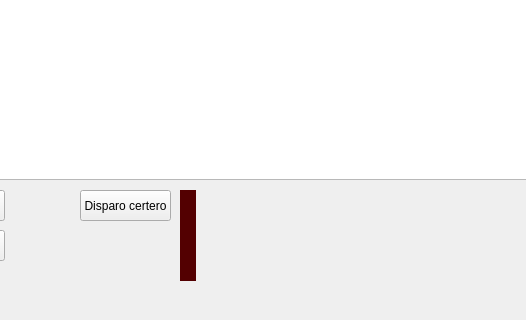
Before: the Qt Designer form solucionParcial/mainwindow.ui in Julian-guillermo-zapata-rugeles/parcial-3, drawn with Qt 5; both pictures show x 290 to 816 and y 380 to 700 of the 1300 by 700 pixel window.
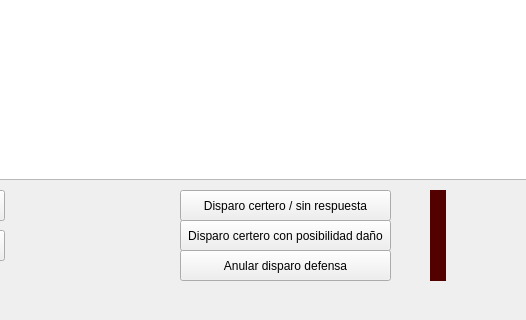
After: the same form once the commit is applied. Icons and pictures are not drawn.

```diff
--- a/solucionParcial/mainwindow.ui
+++ b/solucionParcial/mainwindow.ui
@@ -196,20 +196,20 @@
    <widget class="QPushButton" name="btn_fuego_3">
     <property name="geometry">
      <rect>
-      <x>370</x>
+      <x>470</x>
       <y>570</y>
-      <width>91</width>
+      <width>211</width>
       <height>31</height>
      </rect>
     </property>
     <property name="text">
-     <string>Disparo certero</string>
+     <string>Disparo certero / sin respuesta</string>
     </property>
    </widget>
    <widget class="QLabel" name="label">
     <property name="geometry">
      <rect>
-      <x>470</x>
+      <x>720</x>
       <y>570</y>
       <width>16</width>
       <height>91</height>
@@ -222,6 +222,32 @@
      <string/>
     </property>
    </widget>
+   <widget class="QPushButton" name="btn_fuego_4">
+    <property name="geometry">
+     <rect>
+      <x>470</x>
+      <y>630</y>
+      <width>211</width>
+      <height>31</height>
+     </rect>
+    </property>
+    <property name="text">
+     <string>Anular disparo defensa</string>
+    </property>
+   </widget>
+   <widget class="QPushButton" name="btn_fuego_5">
+    <property name="geometry">
+     <rect>
+      <x>470</x>
+      <y>600</y>
+      <width>211</width>
+      <height>31</height>
+     </rect>
+    </property>
+    <property name="text">
+     <string>Disparo certero con posibilidad daño</string>
+    </property>
+   </widget>
   </widget>
   <widget class="QMenuBar" name="menubar">
    <property name="geometry">
```
Left out of the diff: 3 changed lines with no effect on the pictures.
